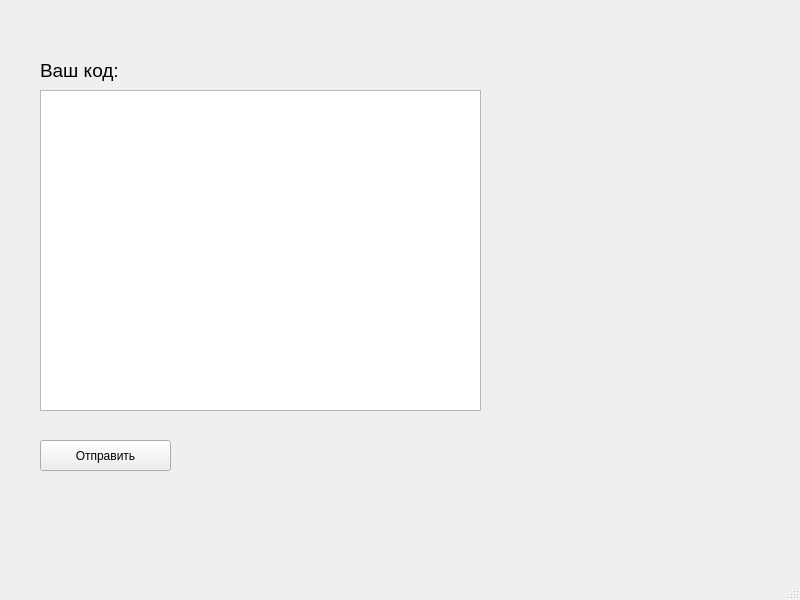
Before: the Qt Designer form mainwindow.ui in geroineee/ARM_QT, drawn with Qt 5.
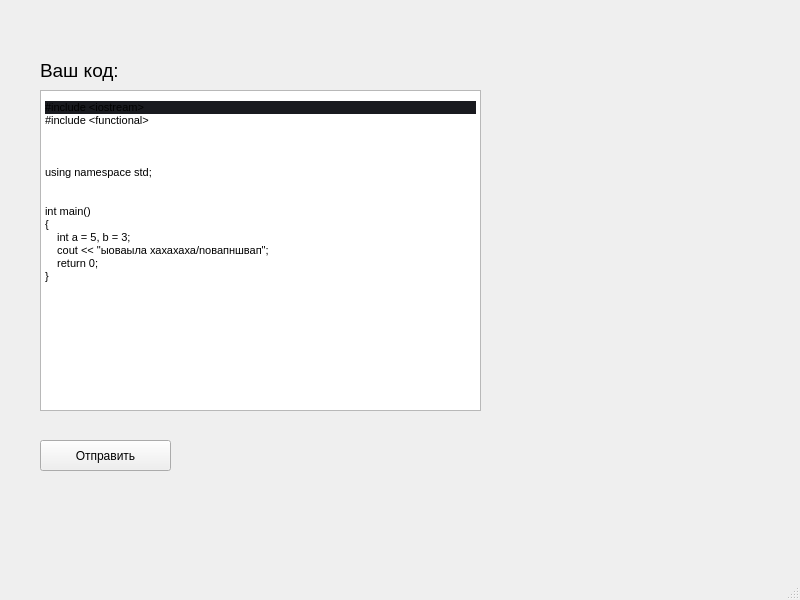
After: the same form once the commit is applied.

Patch:
```diff
--- a/mainwindow.ui
+++ b/mainwindow.ui
@@ -13,6 +13,18 @@
   <property name="windowTitle">
    <string>MainWindow</string>
   </property>
+  <property name="autoFillBackground">
+   <bool>false</bool>
+  </property>
+  <property name="inputMethodHints">
+   <set>Qt::ImhNone</set>
+  </property>
+  <property name="animated">
+   <bool>true</bool>
+  </property>
+  <property name="documentMode">
+   <bool>false</bool>
+  </property>
   <widget class="QWidget" name="centralwidget">
    <widget class="QTextEdit" name="user_code_text_edit">
     <property name="geometry">
@@ -23,6 +35,30 @@
       <height>321</height>
      </rect>
     </property>
+    <property name="font">
+     <font>
+      <weight>50</weight>
+      <bold>false</bold>
+      <strikeout>false</strikeout>
+     </font>
+    </property>
+    <property name="html">
+     <string>&lt;!DOCTYPE HTML PUBLIC &quot;-//W3C//DTD HTML 4.0//EN&quot; &quot;http://www.w3.org/TR/REC-html40/strict.dtd&quot;&gt;
+&lt;html&gt;&lt;head&gt;&lt;meta name=&quot;qrichtext&quot; content=&quot;1&quot; /&gt;&lt;style type=&quot;text/css&quot;&gt;
+p, li { white-space: pre-wrap; }
+&lt;/style&gt;&lt;/head&gt;&lt;body style=&quot; font-family:'MS Shell Dlg 2'; font-size:7.8pt; font-weight:400; font-style:normal;&quot;&gt;
+&lt;p style=&quot; margin-top:0px; margin-bottom:0px; margin-left:0px; margin-right:0px; -qt-block-indent:0; text-indent:0px; line-height:19px; background-color:#191a1f;&quot;&gt;&lt;span style=&quot; font-family:'Consolas','Courier New','monospace'; font-size:8pt; color:#000000;&quot;&gt;#include &amp;lt;iostream&amp;gt;&lt;/span&gt;&lt;/p&gt;
+&lt;p style=&quot; margin-top:0px; margin-bottom:0px; margin-left:0px; margin-right:0px; -qt-block-indent:0; text-indent:0px;&quot;&gt;&lt;span style=&quot; font-family:'Consolas','Courier New','monospace'; font-size:8pt; color:#000000;&quot;&gt;#include &amp;lt;functional&amp;gt;&lt;/span&gt;&lt;/p&gt;
+&lt;p style=&quot; margin-top:0px; margin-bottom:0px; margin-left:0px; margin-right:0px; -qt-block-indent:0; text-indent:0px;&quot;&gt;&lt;span style=&quot; font-family:'Consolas','Courier New','monospace'; font-size:8pt; color:#000000;&quot;&gt;&lt;br /&gt;&lt;br /&gt;&lt;/span&gt;&lt;/p&gt;
+&lt;p style=&quot; margin-top:0px; margin-bottom:0px; margin-left:0px; margin-right:0px; -qt-block-indent:0; text-indent:0px;&quot;&gt;&lt;span style=&quot; font-family:'Consolas','Courier New','monospace'; font-size:8pt; color:#000000;&quot;&gt;using namespace std;&lt;/span&gt;&lt;/p&gt;
+&lt;p style=&quot; margin-top:0px; margin-bottom:0px; margin-left:0px; margin-right:0px; -qt-block-indent:0; text-indent:0px;&quot;&gt;&lt;span style=&quot; font-family:'Consolas','Courier New','monospace'; font-size:8pt; color:#000000;&quot;&gt;&lt;br /&gt;&lt;/span&gt;&lt;/p&gt;
+&lt;p style=&quot; margin-top:0px; margin-bottom:0px; margin-left:0px; margin-right:0px; -qt-block-indent:0; text-indent:0px;&quot;&gt;&lt;span style=&quot; font-family:'Consolas','Courier New','monospace'; font-size:8pt; color:#000000;&quot;&gt;int main()&lt;/span&gt;&lt;/p&gt;
+&lt;p style=&quot; margin-top:0px; margin-bottom:0px; margin-left:0px; margin-right:0px; -qt-block-indent:0; text-indent:0px;&quot;&gt;&lt;span style=&quot; font-family:'Consolas','Courier New','monospace'; font-size:8pt; color:#000000;&quot;&gt;{&lt;/span&gt;&lt;/p&gt;
+&lt;p style=&quot; margin-top:0px; margin-bottom:0px; margin-left:0px; margin-right:0px; -qt-block-indent:0; text-indent:0px;&quot;&gt;&lt;span style=&quot; font-family:'Consolas','Courier New','monospace'; font-size:8pt; color:#000000;&quot;&gt;    int a = 5, b = 3;&lt;/span&gt;&lt;/p&gt;
+&lt;p style=&quot; margin-top:0px; margin-bottom:0px; margin-left:0px; margin-right:0px; -qt-block-indent:0; text-indent:0px;&quot;&gt;&lt;span style=&quot; font-family:'Consolas','Courier New','monospace'; font-size:8pt; color:#000000;&quot;&gt;    cout &amp;lt;&amp;lt; &amp;quot;ыоваыла хахахаха/nовапншвап&amp;quot;;&lt;/span&gt;&lt;/p&gt;
+&lt;p style=&quot; margin-top:0px; margin-bottom:0px; margin-left:0px; margin-right:0px; -qt-block-indent:0; text-indent:0px;&quot;&gt;&lt;span style=&quot; font-family:'Consolas','Courier New','monospace'; font-size:8pt; color:#000000;&quot;&gt;    return 0;&lt;/span&gt;&lt;/p&gt;
+&lt;p style=&quot; margin-top:0px; margin-bottom:0px; margin-left:0px; margin-right:0px; -qt-block-indent:0; text-indent:0px;&quot;&gt;&lt;span style=&quot; font-family:'Consolas','Courier New','monospace'; font-size:8pt; color:#000000;&quot;&gt;}&lt;/span&gt;&lt;/p&gt;&lt;/body&gt;&lt;/html&gt;</string>
+    </property>
    </widget>
    <widget class="QPushButton" name="upload_user_code_button">
     <property name="geometry">
```
